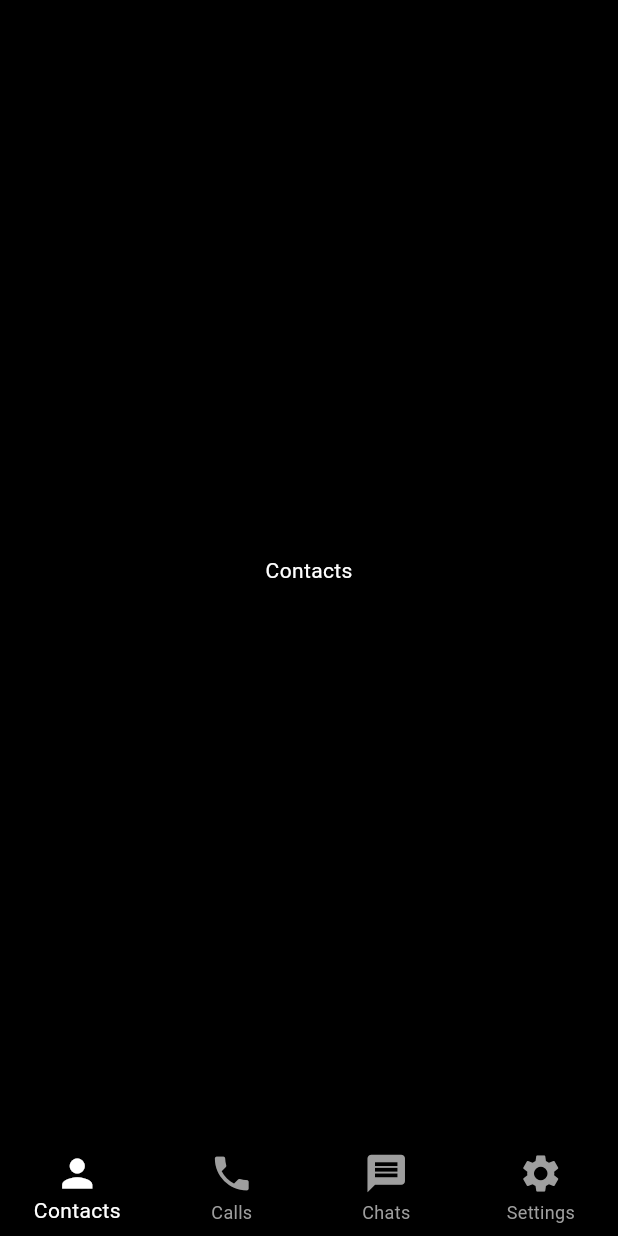
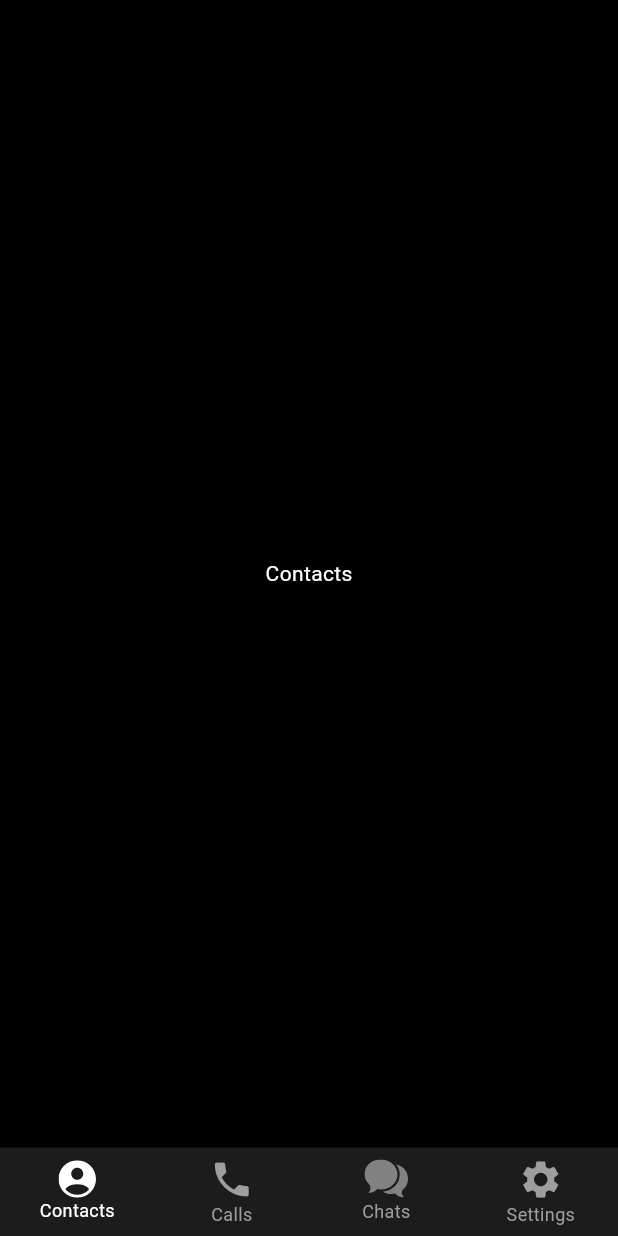
Before and after one commit to muhammed-suhaid/Telegram_Clone_Ui, a Flutter app: the screen it shows after launch, on a phone screen of 412 x 824 dp. Run offline on Flutter 3.47's test engine with Material 3 defaults, Android fonts, the phone set to English and light mode, and no system bars; our stand-ins replace flutter_svg.

Commit message:
Completed bottom nav bar

```diff
--- a/lib/components/bottom_nav_bar.dart
+++ b/lib/components/bottom_nav_bar.dart
@@ -1,4 +1,5 @@
 import 'package:flutter/material.dart';
+import 'package:flutter_svg/flutter_svg.dart';
 
 class MyBottomNavBar extends StatefulWidget {
   const MyBottomNavBar({super.key});
@@ -52,27 +53,32 @@ class _MyBottomNavBarState extends State<MyBottomNavBar> {
             });
           },
           iconSize: 30,
+          selectedFontSize: 12,
+          unselectedFontSize: 12,
           unselectedItemColor: Colors.grey,
           selectedLabelStyle: const TextStyle(color: Colors.grey),
           selectedItemColor: Colors.white,
           unselectedLabelStyle: const TextStyle(color: Colors.white),
           showUnselectedLabels: true,
           type: BottomNavigationBarType.fixed,
-          backgroundColor: Colors.black,
-          items: const [
+          backgroundColor: const Color(0xFF1C1C1D),
+          items: [
             BottomNavigationBarItem(
-              icon: Icon(Icons.person),
+              icon: SvgPicture.asset('assets/icons/contacts.svg'),
+              activeIcon:
+                  SvgPicture.asset('assets/icons/contacts_selected.svg'),
               label: 'Contacts',
             ),
-            BottomNavigationBarItem(
+            const BottomNavigationBarItem(
               icon: Icon(Icons.phone),
               label: 'Calls',
             ),
             BottomNavigationBarItem(
-              icon: Icon(Icons.message),
+              icon: SvgPicture.asset('assets/icons/chats.svg'),
+              activeIcon: SvgPicture.asset('assets/icons/chats_selected.svg'),
               label: 'Chats',
             ),
-            BottomNavigationBarItem(
+            const BottomNavigationBarItem(
               icon: Icon(Icons.settings),
               label: 'Settings',
             ),
```
Also changed, not shown: assets/icons/chats.svg, assets/icons/chats_selected.svg (added), assets/icons/contacts_selected.svg (added).
